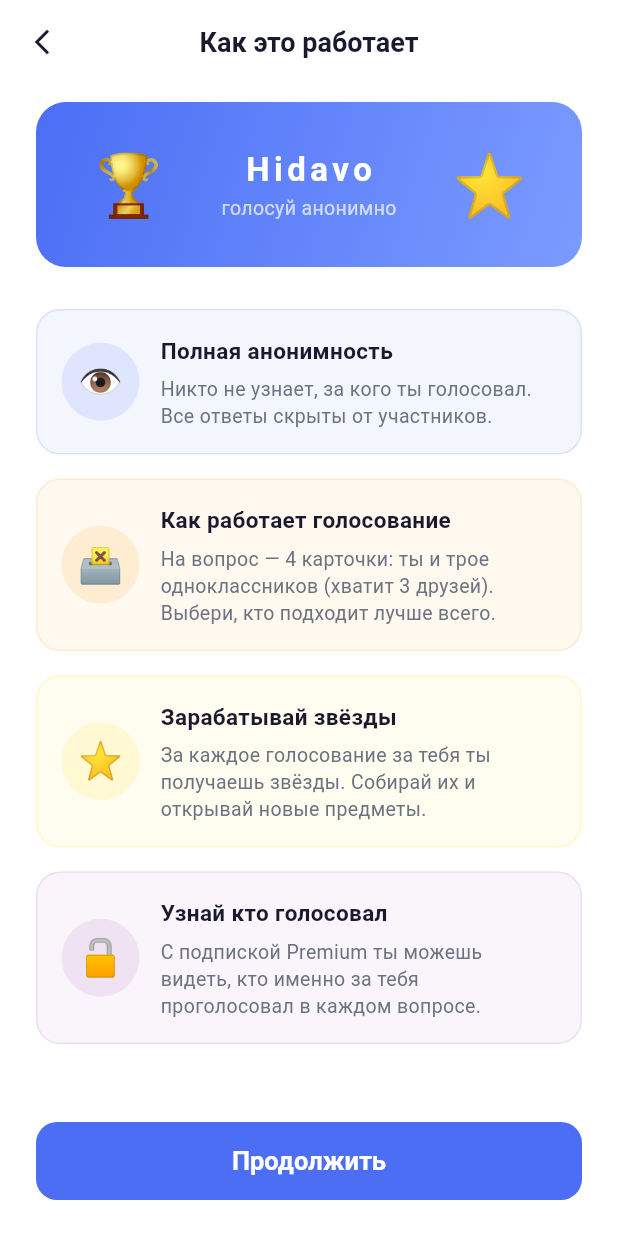
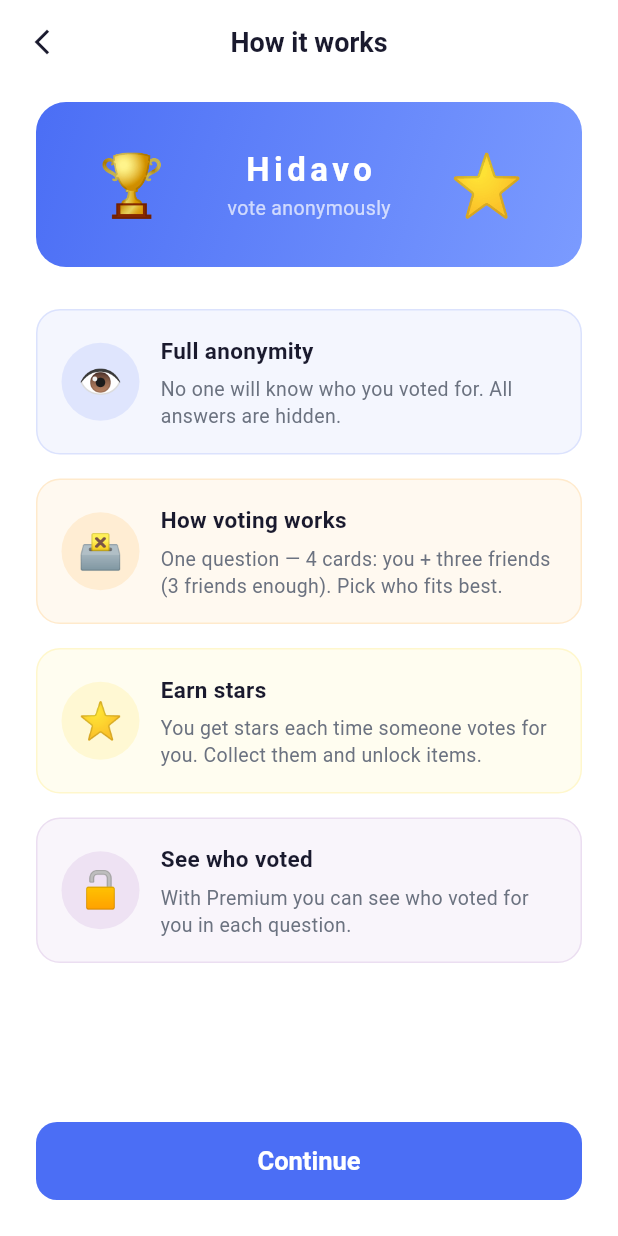
Before and after one commit to amanvelikiigmailcom/poll-main, a Flutter app: the BeforeVote2Screen screen opened directly, on a phone screen of 412 x 824 dp. Run offline on Flutter 3.47's test engine with Material 3 defaults, Android fonts, the phone set to English and light mode, and no system bars; our stand-ins replace cached_network_image, dio, equatable, firebase_core, firebase_messaging, flutter_animate and 11 more; accounts and stored records are empty.

Commit message:
fix: translate onboarding and voting result screens to English
- star_received: stars received / Questions / Answers / Stars / Continue
- star_taking: You got voted / Someone thinks you are special / +5 stars added / View activity / Later
- before_vote2: Full anonymity / How voting works / Earn stars / See who voted etc
- onboarding: Vote anonymously / No negativity / Anonymous feed / Invite your friends / Skip / Start / Next
- Verified headless: Create username still correct

Co-Authored-By: Claude Opus 4.6 <noreply@anthropic.com>

```diff
--- a/app/lib/screens/onboarding/onboarding_screen.dart
+++ b/app/lib/screens/onboarding/onboarding_screen.dart
@@ -40,36 +40,36 @@ const List<_OnboardingSlide> _slides = [
   _OnboardingSlide(
     emoji: '🏃‍♂️🏃‍♀️',
     emojiSize: 90,
-    title: 'Голосуй анонимно',
+    title: 'Vote anonymously',
     description:
-        'Отвечай на веселые вопросы о своих одноклассниках — никто не узнает, что это ты. Полная анонимность гарантирована.',
+        'Answer fun questions about classmates — no one will know it is you. Full anonymity guaranteed.',
     gradientColors: [Color(0xFF4B6EF5), Color(0xFF7B9BFF)],
     accentColor: Color(0xFF4B6EF5),
   ),
   _OnboardingSlide(
     emoji: '🤝',
     emojiSize: 100,
-    title: 'Без негатива',
+    title: 'No negativity',
     description:
-        'Только позитивные вопросы, которые сближают ваш класс. Безопасная и дружелюбная среда для всех.',
+        'Only positive questions that bring your class together. Safe and friendly for everyone.',
     gradientColors: [Color(0xFF43B89C), Color(0xFF7FD9C4)],
     accentColor: Color(0xFF43B89C),
   ),
   _OnboardingSlide(
     emoji: '💃',
     emojiSize: 100,
-    title: 'Анонимная лента',
+    title: 'Anonymous feed',
     description:
-        'Смотри, за кого проголосовали в ленте класса — и собирай звёзды, поднимаясь на вершину.',
+        'See who got voted in class feed — collect stars and rise to the top.',
     gradientColors: [Color(0xFFAB47BC), Color(0xFFCE93D8)],
     accentColor: Color(0xFFAB47BC),
   ),
   _OnboardingSlide(
     emoji: '🎉',
     emojiSize: 100,
-    title: 'Приглашай своих друзей',
+    title: 'Invite your friends',
     description:
-        'Больше друзей — больше веселья! Приглашай одноклассников и открой полный опыт Hidavo.',
+        'More friends — more fun! Invite classmates and unlock full Hidavo experience.',
     gradientColors: [Color(0xFFFF3B5C), Color(0xFFFF8A80)],
     accentColor: Color(0xFFFF3B5C),
   ),
@@ -148,7 +148,7 @@ class _OnboardingScreenState extends ConsumerState<OnboardingScreen>
                         const EdgeInsets.symmetric(horizontal: 16, vertical: 8),
                   ),
                   child: const Text(
-                    'Пропустить',
+                    'Skip',
                     style: TextStyle(
                       fontSize: 15,
                       fontWeight: FontWeight.w500,
@@ -451,7 +451,7 @@ class _BottomControls extends StatelessWidget {
                       AnimatedSwitcher(
                         duration: const Duration(milliseconds: 250),
                         child: Text(
-                          isLast ? 'Начать' : 'Далее',
+                          isLast ? 'Start' : 'Next',
                           key: ValueKey<bool>(isLast),
                           style: const TextStyle(
                             color: Colors.white,
--- a/app/lib/screens/voting/before_vote2_screen.dart
+++ b/app/lib/screens/voting/before_vote2_screen.dart
@@ -19,30 +19,30 @@ class _BeforeVote2ScreenState extends State<BeforeVote2Screen>
     _StepData(
       emoji: '👁️',
       color: Color(0xFF4B6EF5),
-      title: 'Полная анонимность',
+      title: 'Full anonymity',
       description:
-          'Никто не узнает, за кого ты голосовал. Все ответы скрыты от участников.',
+          'No one will know who you voted for. All answers are hidden.',
     ),
     _StepData(
       emoji: '🗳️',
       color: Color(0xFFFF9500),
-      title: 'Как работает голосование',
+      title: 'How voting works',
       description:
-          'На вопрос — 4 карточки: ты и трое одноклассников (хватит 3 друзей). Выбери, кто подходит лучше всего.',
+          'One question — 4 cards: you + three friends (3 friends enough). Pick who fits best.',
     ),
     _StepData(
       emoji: '⭐',
       color: Color(0xFFFFD700),
-      title: 'Зарабатывай звёзды',
+      title: 'Earn stars',
       description:
-          'За каждое голосование за тебя ты получаешь звёзды. Собирай их и открывай новые предметы.',
+          'You get stars each time someone votes for you. Collect them and unlock items.',
     ),
     _StepData(
       emoji: '🔓',
       color: Color(0xFF9B59B6),
-      title: 'Узнай кто голосовал',
+      title: 'See who voted',
       description:
-          'С подпиской Premium ты можешь видеть, кто именно за тебя проголосовал в каждом вопросе.',
+          'With Premium you can see who voted for you in each question.',
     ),
   ];
 
@@ -76,7 +76,7 @@ class _BeforeVote2ScreenState extends State<BeforeVote2Screen>
         ),
         centerTitle: true,
         title: const Text(
-          'Как это работает',
+          'How it works',
           style: TextStyle(
             fontSize: 18,
             fontWeight: FontWeight.w700,
@@ -117,7 +117,7 @@ class _BeforeVote2ScreenState extends State<BeforeVote2Screen>
                             ),
                           ),
                           Text(
-                            'голосуй анонимно',
+                            'vote anonymously',
                             style: TextStyle(
                               color: Colors.white70,
                               fontSize: 13,
@@ -159,7 +159,7 @@ class _BeforeVote2ScreenState extends State<BeforeVote2Screen>
                       fontWeight: FontWeight.w700,
                     ),
                   ),
-                  child: const Text('Продолжить'),
+                  child: const Text('Continue'),
                 ),
                 const SizedBox(height: 24),
               ],
--- a/app/lib/screens/voting/star_received_screen.dart
+++ b/app/lib/screens/voting/star_received_screen.dart
@@ -185,7 +185,7 @@ class _StarReceivedScreenState extends State<StarReceivedScreen>
                           textAlign: TextAlign.center,
                         ),
                         const Text(
-                          'звёздочек получено!',
+                          'stars received!',
                           style: TextStyle(
                             fontSize: 18,
                             color: Colors.white70,
@@ -222,7 +222,7 @@ class _StarReceivedScreenState extends State<StarReceivedScreen>
                                   children: [
                                     const _SummaryItem(
                                       emoji: '🗳️',
-                                      label: 'Вопросов',
+                                      label: 'Questions',
                                       value: '12',
                                     ),
                                     Container(
@@ -232,7 +232,7 @@ class _StarReceivedScreenState extends State<StarReceivedScreen>
                                     ),
                                     const _SummaryItem(
                                       emoji: '✅',
-                                      label: 'Ответов',
+                                      label: 'Answers',
                                       value: '10',
                                     ),
                                     Container(
@@ -242,7 +242,7 @@ class _StarReceivedScreenState extends State<StarReceivedScreen>
                                     ),
                                     _SummaryItem(
                                       emoji: '⭐',
-                                      label: 'Звёзд',
+                                      label: 'Stars',
                                       value: '+$_starsEarned',
                                     ),
                                   ],
@@ -282,7 +282,7 @@ class _StarReceivedScreenState extends State<StarReceivedScreen>
                         fontWeight: FontWeight.w700,
                       ),
                     ),
-                    child: const Text('Продолжить'),
+                    child: const Text('Continue'),
                   ),
                 ),
                 const SizedBox(height: 10),
--- a/app/lib/screens/voting/star_taking_screen.dart
+++ b/app/lib/screens/voting/star_taking_screen.dart
@@ -200,7 +200,7 @@ class _StarTakingScreenState extends State<StarTakingScreen>
                 child: Column(
                   children: [
                     const Text(
-                      'За тебя проголосовали! ⭐',
+                      'You got voted! ⭐',
                       style: TextStyle(
                         fontSize: 26,
                         fontWeight: FontWeight.bold,
@@ -211,7 +211,7 @@ class _StarTakingScreenState extends State<StarTakingScreen>
                     ),
                     const SizedBox(height: 12),
                     Text(
-                      'Кто-то считает тебя особенным!\nПосмотри активность, чтобы узнать подробности.',
+                      'Someone thinks you are special!\nCheck activity for details.',
                       style: TextStyle(
                         fontSize: 16,
                         color: AppColors.textSecondary,
@@ -239,7 +239,7 @@ class _StarTakingScreenState extends State<StarTakingScreen>
                           Text('⭐', style: TextStyle(fontSize: 22)),
                           SizedBox(width: 8),
                           Text(
-                            '+5 звёздочек добавлено',
+                            '+5 stars added',
                             style: TextStyle(
                               fontSize: 15,
                               fontWeight: FontWeight.w700,
@@ -272,7 +272,7 @@ class _StarTakingScreenState extends State<StarTakingScreen>
                     ),
                     shadowColor: Colors.amber.withOpacity(0.4),
                   ),
-                  child: const Text('Посмотреть активность'),
+                  child: const Text('View activity'),
                 ),
               ),
               const SizedBox(height: 12),
@@ -289,7 +289,7 @@ class _StarTakingScreenState extends State<StarTakingScreen>
                       fontWeight: FontWeight.w500,
                     ),
                   ),
-                  child: const Text('Позже'),
+                  child: const Text('Later'),
                 ),
               ),
               const SizedBox(height: 24),
```
